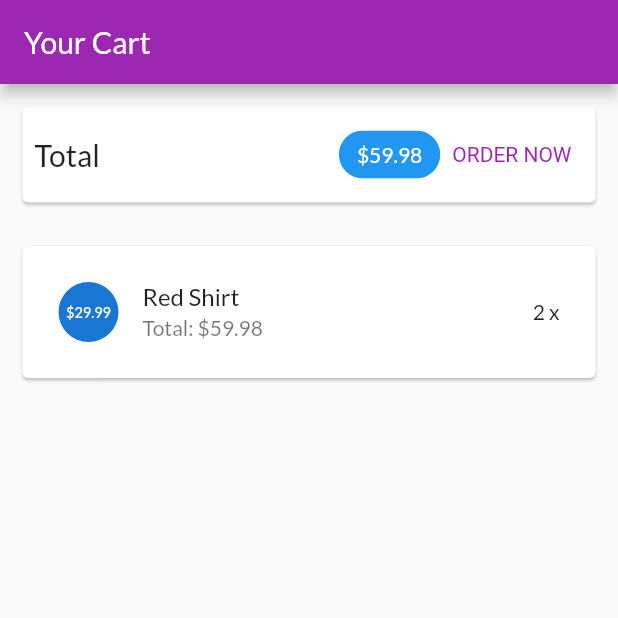
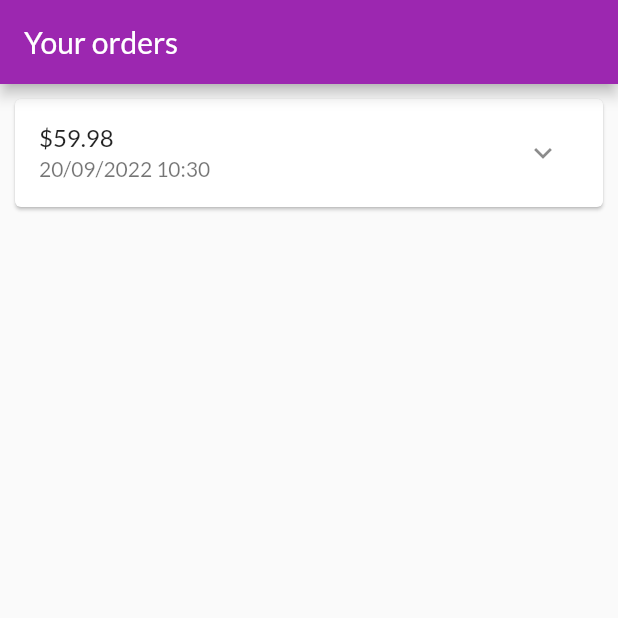
Before and after one commit to Noahvnp/PhatTrienUngDungDiDong, a Flutter app: the screen it shows after launch, on a phone screen of 412 x 824 dp, the top half of it. Run offline on Flutter 3.47's test engine with Material 2 defaults, Android fonts, the phone set to English and light mode, and no system bars.

Commit message:
Xay dung trang cac dat hang

```diff
--- a/lib/main.dart
+++ b/lib/main.dart
@@ -6,6 +6,8 @@ import 'ui/products/product_overview_screen.dart';
 import 'ui/products/user_products_screen.dart';
 
 import 'ui/cart/cart_screen.dart';
+
+import 'ui/orders/orders_screen.dart';
 
 void main() {
   runApp(const MyApp());
@@ -30,7 +32,7 @@ class MyApp extends StatelessWidget {
         home: const SafeArea(
           // child: ProductDetailScreen(ProductsManager().items[0]),
           // child: ProductsOverviewScreen(),
-          child: CartScreen(),
+          child: OrdersScreen(),
         ));
   }
 }
--- /dev/null
+++ b/lib/models/order_item.dart
@@ -0,0 +1,33 @@
+import 'cart_item.dart';
+
+class OrderItem {
+  final String? id;
+  final double amount;
+  final List<CartItem> products;
+  final DateTime dateTime;
+
+  int get productCount {
+    return products.length;
+  }
+
+  OrderItem({
+    this.id,
+    required this.amount,
+    required this.products,
+    DateTime? dateTime,
+  }) : dateTime = dateTime ?? DateTime.now();
+
+  OrderItem copyWith({
+    String? id,
+    double? amount,
+    List<CartItem>? products,
+    DateTime? dateTime,
+  }) {
+    return OrderItem(
+      id: id ?? this.id,
+      amount: amount ?? this.amount,
+      products: products ?? this.products,
+      dateTime: dateTime ?? this.dateTime,
+    );
+  }
+}
--- /dev/null
+++ b/lib/ui/orders/order_item_card.dart
@@ -0,0 +1,80 @@
+import 'dart:math';
+
+import 'package:flutter/material.dart';
+import 'package:intl/intl.dart';
+
+import '../../models/order_item.dart';
+
+class OrderItemCard extends StatefulWidget {
+  final OrderItem order;
+
+  const OrderItemCard(this.order, {super.key});
+
+  @override
+  State<OrderItemCard> createState() => _OrderItemCardState();
+}
+
+class _OrderItemCardState extends State<OrderItemCard> {
+  var _expanded = false;
+
+  @override
+  Widget build(BuildContext context) {
+    return Card(
+      margin: const EdgeInsets.all(10),
+      child: Column(
+        children: <Widget>[
+          buildOrderSummary(),
+          if (_expanded) buildOrderDetails()
+        ],
+      ),
+    );
+  }
+
+  Widget buildOrderDetails() {
+    return Container(
+      padding: const EdgeInsets.symmetric(horizontal: 15, vertical: 4),
+      height: min(widget.order.productCount * 20.0 + 10, 100),
+      child: ListView(
+          children: widget.order.products
+              .map(
+                (prod) => Row(
+                  mainAxisAlignment: MainAxisAlignment.spaceBetween,
+                  children: <Widget>[
+                    Text(
+                      prod.title,
+                      style: const TextStyle(
+                        fontSize: 18,
+                        fontWeight: FontWeight.bold,
+                      ),
+                    ),
+                    Text(
+                      '${prod.quantity}x \$${prod.price}',
+                      style: const TextStyle(
+                        fontSize: 18,
+                        color: Colors.grey,
+                      ),
+                    )
+                  ],
+                ),
+              )
+              .toList()),
+    );
+  }
+
+  Widget buildOrderSummary() {
+    return ListTile(
+      title: Text('\$${widget.order.amount}'),
+      subtitle: Text(
+        DateFormat('dd/MM/yyyy hh:mm').format(widget.order.dateTime),
+      ),
+      trailing: IconButton(
+        icon: Icon(_expanded ? Icons.expand_less : Icons.expand_more),
+        onPressed: () {
+          setState(() {
+            _expanded = !_expanded;
+          });
+        },
+      ),
+    );
+  }
+}
--- /dev/null
+++ b/lib/ui/orders/orders_manager.dart
@@ -0,0 +1,30 @@
+import 'package:flutter/cupertino.dart';
+
+import '../../models/cart_item.dart';
+import '../../models/order_item.dart';
+
+class OrdersManager with ChangeNotifier {
+  final List<OrderItem> _orders = [
+    OrderItem(
+      id: ' 01 ',
+      amount: 59.98,
+      products: [
+        CartItem(
+          id: ' c1 ',
+          title: ' Red Shirt ',
+          price: 29.99,
+          quantity: 2,
+        )
+      ],
+      dateTime: DateTime.now(),
+    )
+  ];
+
+  int get orderCount {
+    return _orders.length;
+  }
+
+  List<OrderItem> get orders {
+    return [..._orders];
+  }
+}
--- /dev/null
+++ b/lib/ui/orders/orders_screen.dart
@@ -0,0 +1,23 @@
+import 'package:flutter/material.dart';
+
+import 'orders_manager.dart';
+import 'order_item_card.dart';
+
+class OrdersScreen extends StatelessWidget {
+  const OrdersScreen({super.key});
+
+  @override
+  Widget build(BuildContext context) {
+    print('building orders');
+    final ordersManager = OrdersManager();
+    return Scaffold(
+      appBar: AppBar(
+        title: const Text('Your orders'),
+      ),
+      body: ListView.builder(
+        itemCount: ordersManager.orderCount,
+        itemBuilder: (ctx, i) => OrderItemCard(ordersManager.orders[i]),
+      ),
+    );
+  }
+}
--- a/pubspec.yaml
+++ b/pubspec.yaml
@@ -31,6 +31,7 @@ environment:
 dependencies:
   flutter:
     sdk: flutter
+  intl: ^0.17.0
 
 
   # The following adds the Cupertino Icons font to your application.
```
Also changed, not shown: pubspec.lock.
